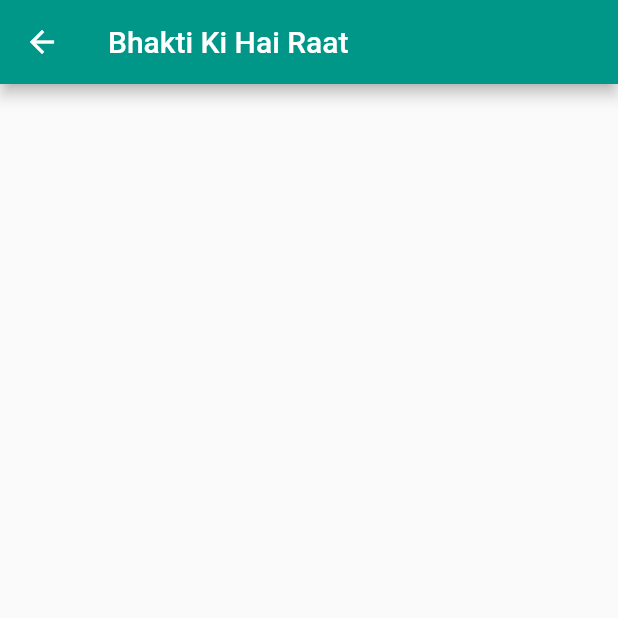
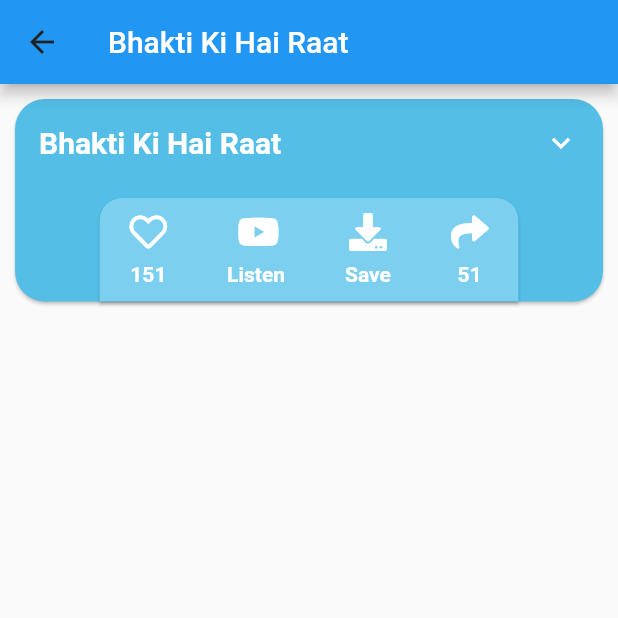
Before and after one commit to shobhit2020335/jain_songs_fork2, a Flutter app: the screen it shows after launch, after a tap on "Press", on a phone screen of 412 x 824 dp, the top half of it. Run offline on Flutter 3.47's test engine with Material 2 defaults, Android fonts, the phone set to English and light mode, and no system bars; our stand-ins replace font_awesome_flutter.

Commit message:
Card layout created

```diff
--- a/lib/home_page.dart
+++ b/lib/home_page.dart
@@ -11,13 +11,8 @@
   Widget build(BuildContext context) {
     return Scaffold(
       appBar: AppBar(
-        backgroundColor: Colors.white,
         title: Text(
           'Jain Songs',
-          style: TextStyle(
-            //TODO: Title color can be used teal or it can be made black+teal shade.
-            color: Color(0xFF212323),
-          ),
         ),
         centerTitle: true,
       ),
--- a/lib/main.dart
+++ b/lib/main.dart
@@ -1,3 +1,6 @@
+//Expansion Tile
+//Card
+
 import 'package:flutter/material.dart';
 import 'home_page.dart';
 
@@ -8,12 +11,24 @@
   Widget build(BuildContext context) {
     return MaterialApp(
       theme: ThemeData.light().copyWith(
-        primaryColor: Colors.teal,
+        primaryColor: Colors.white,
+        accentColor: Colors.white,
+        appBarTheme: AppBarTheme(
+          //Changes the color of icons on AppBars
+          iconTheme: IconThemeData(
+            color: Color(0xFF212323),
+          ),
+        ),
         primaryTextTheme: TextTheme(
+          //changes color of AppBar title
           headline6: TextStyle(
             fontFamily: 'Pacifico',
-            color: Colors.white,
+            color: Color(0xFF212323),
           ),
+        ),
+        textTheme: TextTheme(
+          //changes color of expansion tile when closed
+          subtitle1: TextStyle(color: Colors.white),
         ),
       ),
       home: HomePage(),
--- a/lib/song_page.dart
+++ b/lib/song_page.dart
@@ -1,4 +1,5 @@
 import 'package:flutter/material.dart';
+import 'package:font_awesome_flutter/font_awesome_flutter.dart';
 
 class SongPage extends StatefulWidget {
   @override
@@ -15,6 +16,152 @@
           'Bhakti Ki Hai Raat',
         ),
       ),
+      body: SafeArea(
+        child: Card(
+          shape: RoundedRectangleBorder(
+            borderRadius: BorderRadius.all(
+              Radius.circular(20),
+            ),
+          ),
+          margin: EdgeInsets.all(10),
+          //Background Color of card.
+          color: Color(0xFF54BEE6),
+          child: Column(
+            mainAxisSize: MainAxisSize.min,
+            children: [
+              Theme(
+                data: Theme.of(context).copyWith(
+                  //Changes color of arrow when tile is not open.
+                  unselectedWidgetColor: Colors.white,
+                ),
+                child: ExpansionTile(
+                  title: Text(
+                    'Bhakti Ki Hai Raat',
+                    style: TextStyle(
+                      fontWeight: FontWeight.bold,
+                      fontSize: 20,
+                    ),
+                  ),
+                  children: [
+                    Text('Pakau'),
+                  ],
+                ),
+              ),
+              Padding(
+                padding: const EdgeInsets.only(top: 8),
+                child: Card(
+                  shape: RoundedRectangleBorder(
+                    borderRadius: BorderRadius.only(
+                      topLeft: Radius.circular(15),
+                      topRight: Radius.circular(15),
+                    ),
+                  ),
+                  margin: EdgeInsets.only(bottom: 0),
+                  color: Color(0xFF7DCFEF),
+                  child: Padding(
+                    padding: const EdgeInsets.only(
+                      top: 10,
+                      bottom: 10,
+                      left: 20,
+                      right: 20,
+                    ),
+                    child: Row(
+                      mainAxisSize: MainAxisSize.min,
+                      children: [
+                        Column(
+                          children: [
+                            Icon(
+                              FontAwesomeIcons.heart,
+                              color: Colors.white,
+                              size: 25,
+                            ),
+                            SizedBox(
+                              height: 8,
+                            ),
+                            Text(
+                              '151',
+                              textAlign: TextAlign.center,
+                              style: TextStyle(
+                                fontWeight: FontWeight.bold,
+                              ),
+                            ),
+                          ],
+                        ),
+                        SizedBox(
+                          width: 40,
+                        ),
+                        Column(
+                          children: [
+                            Icon(
+                              FontAwesomeIcons.youtube,
+                              color: Colors.white,
+                              size: 25,
+                            ),
+                            SizedBox(
+                              height: 8,
+                            ),
+                            Text(
+                              'Listen',
+                              textAlign: TextAlign.center,
+                              style: TextStyle(
+                                fontWeight: FontWeight.bold,
+                              ),
+                            ),
+                          ],
+                        ),
+                        SizedBox(
+                          width: 40,
+                        ),
+                        Column(
+                          children: [
+                            Icon(
+                              FontAwesomeIcons.download,
+                              color: Colors.white,
+                              size: 25,
+                            ),
+                            SizedBox(
+                              height: 8,
+                            ),
+                            Text(
+                              'Save',
+                              textAlign: TextAlign.center,
+                              style: TextStyle(
+                                fontWeight: FontWeight.bold,
+                              ),
+                            ),
+                          ],
+                        ),
+                        SizedBox(
+                          width: 40,
+                        ),
+                        Column(
+                          children: [
+                            Icon(
+                              FontAwesomeIcons.share,
+                              color: Colors.white,
+                              size: 25,
+                            ),
+                            SizedBox(
+                              height: 8,
+                            ),
+                            Text(
+                              '51',
+                              textAlign: TextAlign.center,
+                              style: TextStyle(
+                                fontWeight: FontWeight.bold,
+                              ),
+                            ),
+                          ],
+                        ),
+                      ],
+                    ),
+                  ),
+                ),
+              ),
+            ],
+          ),
+        ),
+      ),
     );
   }
 }
--- a/pubspec.yaml
+++ b/pubspec.yaml
@@ -11,6 +11,7 @@
   flutter:
     sdk: flutter
   cupertino_icons: ^0.1.3
+  font_awesome_flutter: ^8.8.1
 
 dev_dependencies:
   flutter_test:
```
Also changed, not shown: pubspec.lock.
